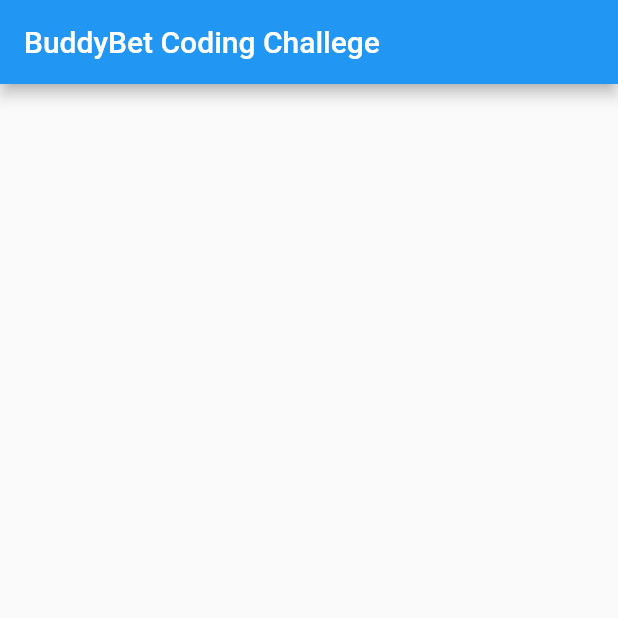
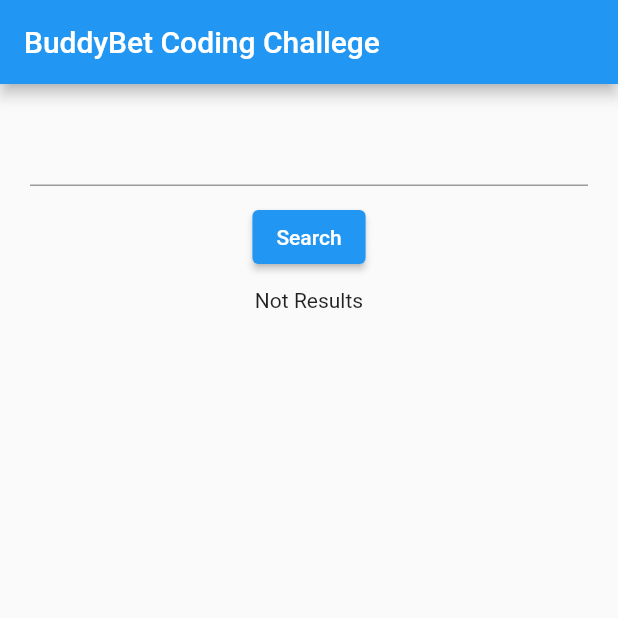
Before and after one commit to Buddybet-Group/codingChallenge, a Flutter app: the screen it shows after launch, on a phone screen of 412 x 824 dp, the top half of it. Run offline on Flutter 3.47's test engine with Material 2 defaults, Android fonts, the phone set to English and light mode, and no system bars; our stand-ins replace dio, get_it, pretty_dio_logger, retrofit, stacked; generated files the repository leaves out were written again.

Commit message:
'Initial'

```diff
--- a/lib/main.dart
+++ b/lib/main.dart
@@ -1,12 +1,14 @@
+import 'package:coding_chal/services/locator.dart';
 import 'package:flutter/material.dart';
 
-void main() {
-  runApp(MaterialApp(
-    home: Scaffold(
-      appBar: AppBar(
-        title: Text("BuddyBet Coding Challege"),
+import 'views/dashboard_view.dart';
 
+void main() async{
+    await SetUpLocator();
+  runApp(
+    MaterialApp(
+      debugShowCheckedModeBanner: false,
+      home: DashBoardView()
       )
-    )
-  ));
+    );
 }
--- /dev/null
+++ b/lib/models/national_model.dart
@@ -0,0 +1,49 @@
+// To parse this JSON data, do
+//
+//     final nationalResponse = nationalResponseFromJson(jsonString);
+
+import 'dart:convert';
+
+NationalResponse nationalResponseFromJson(String str) => NationalResponse.fromJson(json.decode(str));
+
+String nationalResponseToJson(NationalResponse data) => json.encode(data.toJson());
+
+class NationalResponse {
+    NationalResponse({
+        this.name,
+        this.country,
+    });
+
+    final String? name;
+    final List<Country>? country;
+
+    factory NationalResponse.fromJson(Map<String, dynamic> json) => NationalResponse(
+        name: json["name"] == null ? null : json["name"],
+        country: json["country"] == null ? null : List<Country>.from(json["country"].map((x) => Country.fromJson(x))),
+    );
+
+    Map<String, dynamic> toJson() => {
+        "name": name == null ? null : name,
+        "country": country == null ? null : List<dynamic>.from(country!.map((x) => x.toJson())),
+    };
+}
+
+class Country {
+    Country({
+        this.countryId,
+        this.probability,
+    });
+
+    final String? countryId;
+    final double? probability;
+
+    factory Country.fromJson(Map<String, dynamic> json) => Country(
+        countryId: json["country_id"] == null ? null : json["country_id"],
+        probability: json["probability"] == null ? null : json["probability"].toDouble(),
+    );
+
+    Map<String, dynamic> toJson() => {
+        "country_id": countryId == null ? null : countryId,
+        "probability": probability == null ? null : probability,
+    };
+}
--- /dev/null
+++ b/lib/services/api/api_services.dart
@@ -0,0 +1,27 @@
+import 'package:coding_chal/models/national_model.dart';
+import 'package:dio/dio.dart';
+import 'package:pretty_dio_logger/pretty_dio_logger.dart';
+import 'package:retrofit/retrofit.dart';
+
+part 'api_services.g.dart';
+
+@RestApi(baseUrl : "https://api.nationalize.io")
+
+abstract class ApiService {
+  factory ApiService(Dio dio, {String baseUrl}) = _ApiService;
+
+  static ApiService init() {
+    final dio = Dio()
+      ..interceptors.addAll(
+       [
+         PrettyDioLogger(requestBody: true),
+       ]
+      );
+    // dio.interceptors.add(interceptorsWrapper(dio));
+    return ApiService(dio);
+  }
+
+
+  @GET("/?name={name}")
+  Future<NationalResponse> getNationDetails(@Path("name") String name);
+}
--- /dev/null
+++ b/lib/services/locator.dart
@@ -0,0 +1,10 @@
+
+
+import 'package:coding_chal/services/api/api_services.dart';
+import 'package:get_it/get_it.dart';
+
+final locator = GetIt.instance;
+
+Future<void> SetUpLocator() async {
+  locator.registerLazySingleton(() => ApiService.init());
+}
--- /dev/null
+++ b/lib/viewmodels/dashboard_view_model.dart
@@ -0,0 +1,33 @@
+import 'package:coding_chal/models/national_model.dart';
+import 'package:coding_chal/services/api/api_services.dart';
+import 'package:coding_chal/services/locator.dart';
+import 'package:flutter/cupertino.dart';
+import 'package:stacked/stacked.dart';
+
+class DashBoardViewModel extends BaseViewModel{
+
+ NationalResponse? _nationalResponse;
+
+NationalResponse? get getNationalList => _nationalResponse;
+
+List<Country>? get getCountryList{
+  if(getNationalList == null){
+    return [];
+  }else{
+    return getNationalList!.country;
+  }
+
+}
+
+
+final _apiService = locator<ApiService>();
+
+TextEditingController controller = new TextEditingController();
+
+ FetchData() async{
+   setBusy(true);
+   String nameFromEdit = controller.text.trim();
+   _nationalResponse = await _apiService.getNationDetails(nameFromEdit);
+   setBusy(false);
+ }
+}
--- /dev/null
+++ b/lib/views/dashboard_view.dart
@@ -0,0 +1,69 @@
+import 'package:coding_chal/viewmodels/dashboard_view_model.dart';
+import 'package:flutter/material.dart';
+import 'package:stacked/stacked.dart';
+
+class DashBoardView extends StatelessWidget {
+  const DashBoardView({Key? key}) : super(key: key);
+
+  @override
+  Widget build(BuildContext context) {
+    return ViewModelBuilder.reactive(
+        viewModelBuilder: () => DashBoardViewModel(),
+        builder: (_, DashBoardViewModel viewModel, __) {
+          return Scaffold(
+            appBar: AppBar(
+              title: Text("BuddyBet Coding Challege"),
+            ),
+            body: SingleChildScrollView(
+              child: Padding(
+                padding: const EdgeInsets.all(20.0),
+                child: Column(
+                  mainAxisAlignment: MainAxisAlignment.spaceEvenly,
+                  crossAxisAlignment: CrossAxisAlignment.center,
+                  children: [
+                    TextFormField(
+                      controller: viewModel.controller,
+                    ),
+                    const SizedBox(
+                      height: 10,
+                    ),
+                    ElevatedButton(
+                        onPressed: () {
+                          viewModel.FetchData();
+                        },
+                        child: const Text("Search")),
+                    const SizedBox(
+                      height: 10,
+                    ),
+                    viewModel.isBusy
+                        ? const CircularProgressIndicator()
+                        : viewModel.getCountryList == null
+                            ? Container()
+                            : viewModel.getCountryList!.isEmpty
+                                ? const Center(
+                                    child: Text("Not Results"),
+                                  )
+                                : ListView.builder(
+                                  shrinkWrap: true,
+                                    itemCount: viewModel.getCountryList!.length,
+                                    itemBuilder: (context, index) => Card(
+                                      child: ListTile(
+                                        title: Text(viewModel
+                                            .getCountryList![index].countryId
+                                            .toString()),
+                                        trailing: Text(
+                                          viewModel
+                                            .getCountryList![index].probability
+                                            .toString()
+                                        ),
+                                      ),
+                                    ),
+                                  )
+                  ],
+                ),
+              ),
+            ),
+          );
+        });
+  }
+}
```
Also changed, not shown: pubspec.yaml (+9 -1 lines), lib/services/api/api_services.g.dart (added), pubspec.lock.
